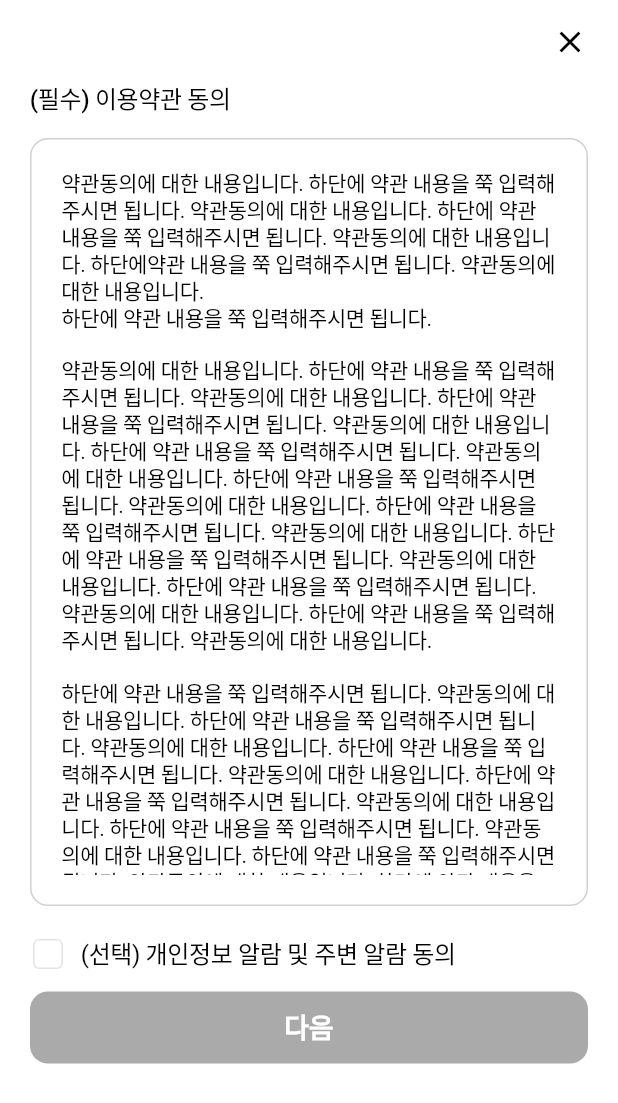
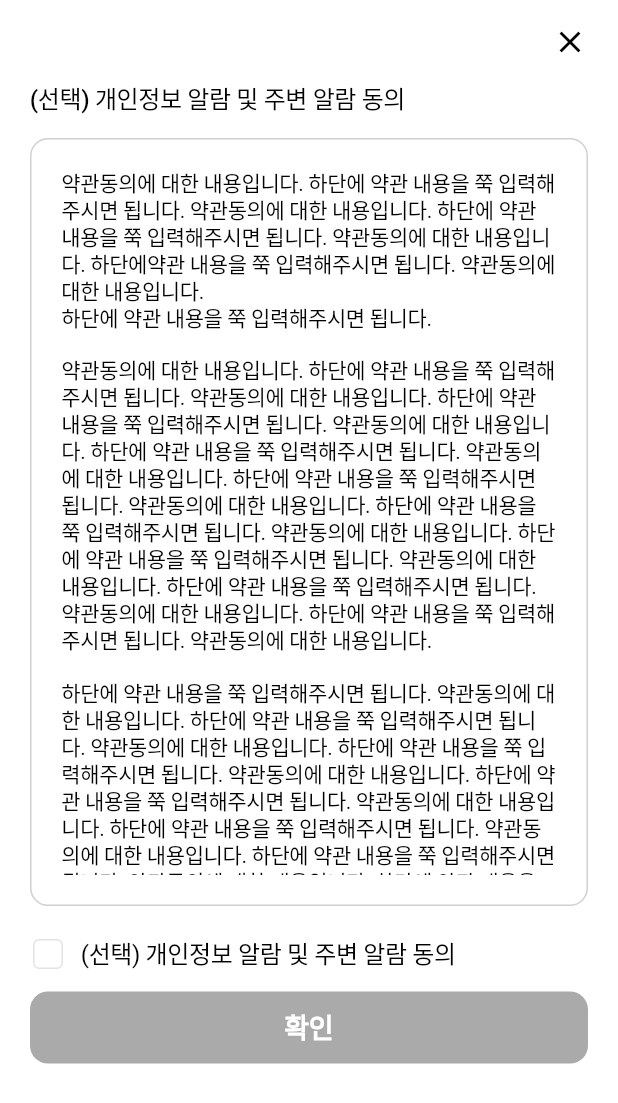
Before and after one commit to chois22/groach, a Flutter app: the RouteTerms screen opened directly with empty values, on a phone screen of 412 x 824 dp. Shown: the top 1103 px of the screen. Run offline on Flutter 3.47's test engine with Material 3 defaults, Android fonts, the phone set to English and light mode, and no system bars; our stand-ins replace flutter_svg, sizer; Roboto replaces fonts that are missing (Pretendard); project files that could hold a hidden picture were left out.

```diff
--- a/lib/ui/page/sign_up/page_sign_up_user_info.dart
+++ b/lib/ui/page/sign_up/page_sign_up_user_info.dart
@@ -53,7 +53,7 @@ class _PageSignUpUserInfoState extends State<PageSignUpUserInfo> {
       } else {}
     });
   }
-
+// 벨류들도 dispose에 추가
   @override
   void dispose() {
     tecEmail.dispose();
@@ -250,6 +250,8 @@ class _PageSignUpUserInfoState extends State<PageSignUpUserInfo> {
                   return GestureDetector(
                     onTap: isFormCheck
                         ? () {
+                      FocusManager.instance.primaryFocus?.unfocus();
+
                       widget.pageController.animateToPage(
                         1,
                         duration: Duration(milliseconds: 300),
@@ -259,7 +261,7 @@ class _PageSignUpUserInfoState extends State<PageSignUpUserInfo> {
                         : null, // isFormCheck이 false면 아무 동작 없음
                     child: ButtonAnimate(
                       title: '다음',
-                      colorBg: isFormCheck ? colorGreen600 : colorGray500,margin: EdgeInsets.symmetric(vertical: 16, horizontal: 20),
+                      colorBg: isFormCheck ? colorGreen600 : colorGray500, margin: EdgeInsets.symmetric(vertical: 16, horizontal: 20),
                     ),
                   );
                 },
--- a/lib/ui/route/route_main.dart
+++ b/lib/ui/route/route_main.dart
@@ -2,7 +2,9 @@ import 'package:flutter/material.dart';
 import 'package:flutter_svg/flutter_svg.dart';
 import 'package:practice1/const/value/colors.dart';
 
-//todo: bottom navigation bar 만들기
+//todo: kjw : bottom navigation bar 만들기(complete)
+
+
 class RouteMain extends StatelessWidget {
   const RouteMain({super.key});
 
--- a/lib/ui/route/route_terms.dart
+++ b/lib/ui/route/route_terms.dart
@@ -8,24 +8,56 @@ import 'package:practice1/ui/page/sign_up/page_sign_up_complete.dart';
 
 // 이용약관 나와있는 페이지 // > 눌러서 오는 페이지
 class RouteTerms extends StatefulWidget {
-  final PageController pageController;
-  //final String title;
-
-  const RouteTerms({
-    required this.pageController,
-    super.key,
-  });
+  final bool isChecked;
+  const RouteTerms({required this.isChecked,super.key});
 
   @override
   State<RouteTerms> createState() => _RouteTermsState();
 }
 
 class _RouteTermsState extends State<RouteTerms> {
-  final ValueNotifier<bool> vnCheckBoxTerm1 = ValueNotifier<bool>(false);
+  late ValueNotifier<bool> vnCheckBoxTerm1 = ValueNotifier<bool>(false);
+  late ValueNotifier<bool> vnCheckBoxTerm2 = ValueNotifier<bool>(false);
+  late ValueNotifier<bool> vnCheckBoxTerm3 = ValueNotifier<bool>(false);
 
+  @override
+  void initState() {
+    super.initState();
+    vnCheckBoxTerm1 = ValueNotifier<bool>(widget.isChecked);
+    vnCheckBoxTerm2 = ValueNotifier<bool>(widget.isChecked);
+    vnCheckBoxTerm3 = ValueNotifier<bool>(widget.isChecked);
+  }
   @override
   Widget build(BuildContext context) {
     vnCheckBoxTerm1.addListener(_checkFormField);
+    vnCheckBoxTerm2.addListener(_checkFormField);
+    vnCheckBoxTerm3.addListener(_checkFormField);
+
+    String title = '';
+    if (vnCheckBoxTerm1.value) {
+      title = '(필수) 이용약관 동의';
+    } else if (vnCheckBoxTerm2.value) {
+      title = '(필수) 개인정보 수집 및 이용 동의';
+    } else {
+      title = '(선택) 개인정보 알람 및 주변 알람 동의';
+    }
+
+    // String title = '';
+    // if(vnCheckBoxTerm1.value) {
+    //   title = '(필수) 이용약관 동의';
+    // } else {
+    //   title = '(필수) 이용약관 동의';
+    // }
+    // if(vnCheckBoxTerm2.value) {
+    //   title = '(필수) 개인정보 수집 및 이용 동의';
+    // } else {
+    //   title = '(필수) 개인정보 수집 및 이용 동의';
+    // }
+    // if(vnCheckBoxTerm3.value) {
+    //   title = '(선택) 개인정보 알람 및 주변 알람 동의';
+    // } else {
+    //   title = '(선택) 개인정보 알람 및 주변 알람 동의';
+    // }
 
     return Scaffold(
       body: SafeArea(
@@ -48,7 +80,7 @@ class _RouteTermsState extends State<RouteTerms> {
               ),
               Gaps.v16,
               //todo maxline 물어보기
-              Text('(필수) 이용약관 동의', style: TS.s16w500(colorBlack)),
+              Text(title, style: TS.s16w500(colorBlack)),
               Gaps.v16,
               Center(
                 child: Container(
@@ -91,7 +123,7 @@ class _RouteTermsState extends State<RouteTerms> {
                     },
                   ),
                   Gaps.h10,
-                  Text('(선택) 개인정보 알람 및 주변 알람 동의', style: TS.s16w400(colorBlack)),
+                  Text(title, style: TS.s16w400(colorBlack)),
                 ],
               ),
               const SizedBox(height: 13),
@@ -102,16 +134,11 @@ class _RouteTermsState extends State<RouteTerms> {
                   return GestureDetector(
                     onTap: isFormCheck
                         ? () {
-                      Navigator.of(context).push(
-                        MaterialPageRoute(
-                          builder: (_) => PageSignUpComplete(
-                            pageController: widget.pageController,
-                          ),
-                        ),
-                      );
+                      bool result = vnCheckBoxTerm1.value;
+                      Navigator.pop(context, result);
                     }
 
-                    /*{
+                        /*{
                       // 여기서 페이지 이동을 시도하기 전에 pageController가 null이 아닌지 다시 한 번 확인
                       print("animateToPage 호출됨");
                       widget.pageController.animateToPage(
@@ -122,7 +149,7 @@ class _RouteTermsState extends State<RouteTerms> {
                     }*/
                         : null,
                     child: ButtonAnimate(
-                      title: '다음',
+                      title: '확인',
                       colorBg: isFormCheck ? colorGreen600 : colorGray500,
                     ),
                   );
```
Also changed, not shown: lib/ui/page/find_id/page_find_id_confirm_email.dart (+11 -6 lines), lib/ui/page/sign_up/page_sign_up_complete.dart (+10 -4 lines), lib/ui/page/sign_up/page_sign_up_terms.dart (+80 -13 lines), lib/ui/route/auth/route_auth_sign_up.dart (+16 -4 lines), assets/icon/right_arrow.svg (added), lib/ui/page/find_pw/find_pw.dart (added).
